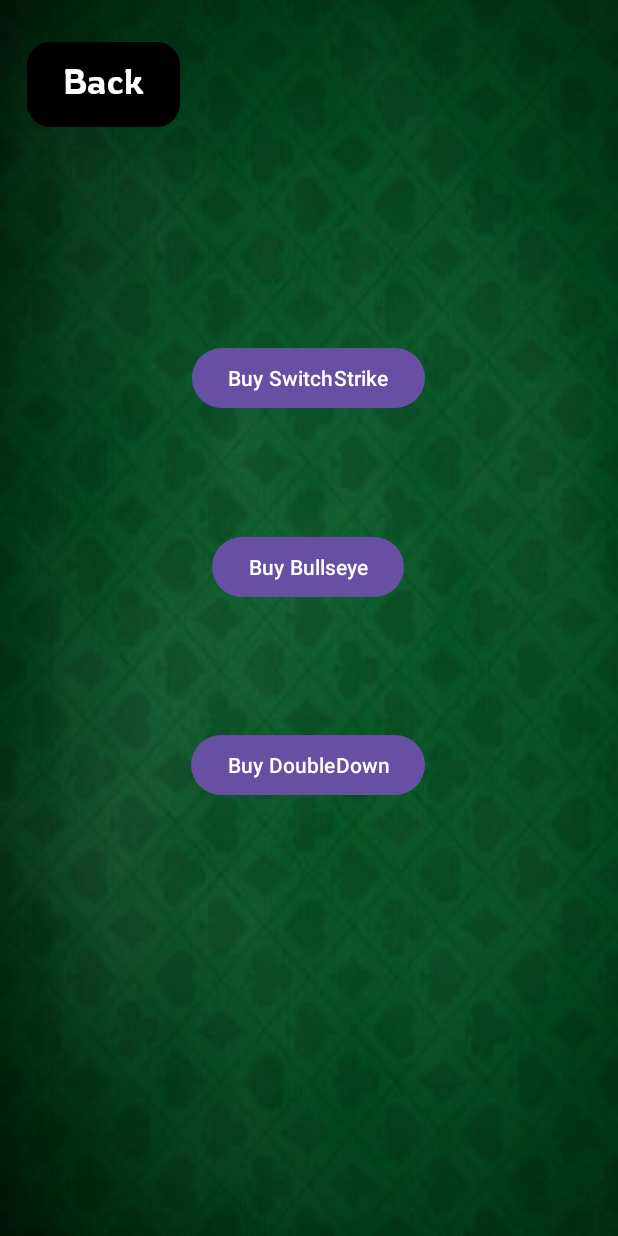
After one commit to EricHeinrichsUAB/AUCSC220_Group5W25, an Android app: the ShopActivity screen opened directly, with no data from a screen before it, on a phone screen of 412 x 824 dp. The commit adds this screen. Run offline under Robolectric (Android 15) with nearby library versions, the light colour scheme and no system bars.

Commit message:
Create ShopActivity and add shop to home screen

```diff
--- a/app/src/main/AndroidManifest.xml
+++ b/app/src/main/AndroidManifest.xml
@@ -50,5 +50,11 @@
             android:exported="true">
         </activity>
 
+        <!-- Shop Activity -->
+        <activity
+            android:name=".ShopActivity"
+            android:exported="true">
+        </activity>
+
     </application>
 </manifest>
--- a/app/src/main/java/com/turbo21/MainActivity.java
+++ b/app/src/main/java/com/turbo21/MainActivity.java
@@ -15,6 +15,7 @@ public class MainActivity extends AppCompatActivity {
 
     private Button playButton;
     private Button settingsButton;
+    private Button shopButton;
 
     @Override
     protected void onCreate(Bundle savedInstanceState) {
@@ -29,6 +30,7 @@ public class MainActivity extends AppCompatActivity {
 
         playButton = findViewById(R.id.playButton);
         settingsButton = findViewById(R.id.settingsButton);
+        shopButton = findViewById(R.id.shopButton);
 
 
         playButton.setOnClickListener(new View.OnClickListener() {
@@ -52,5 +54,15 @@ public class MainActivity extends AppCompatActivity {
                 startActivity(intent);
             }
         });
+
+        shopButton.setOnClickListener(new View.OnClickListener() {
+            @Override
+            public void onClick(View v) {
+                // Create an Intent to start the SettingsActivity
+                Intent intent = new Intent(MainActivity.this, ShopActivity.class);
+                startActivity(intent);
+            }
+        });
+
     }
 }
--- /dev/null
+++ b/app/src/main/java/com/turbo21/ShopActivity.java
@@ -0,0 +1,45 @@
+package com.turbo21;
+
+import android.content.Intent;
+import android.os.Bundle;
+import android.view.View;
+import android.widget.Button;
+
+import androidx.activity.EdgeToEdge;
+import androidx.appcompat.app.AppCompatActivity;
+import androidx.core.graphics.Insets;
+import androidx.core.view.ViewCompat;
+import androidx.core.view.WindowInsetsCompat;
+
+public class ShopActivity extends AppCompatActivity {
+
+    private Button backButton2;
+
+    @Override
+    protected void onCreate(Bundle savedInstanceState) {
+        super.onCreate(savedInstanceState);
+        EdgeToEdge.enable(this);
+        setContentView(R.layout.screen_shop);
+
+        /*
+        ViewCompat.setOnApplyWindowInsetsListener(findViewById(R.id.Settings), (v, insets) -> {
+            Insets systemBars = insets.getInsets(WindowInsetsCompat.Type.systemBars());
+            v.setPadding(systemBars.left, systemBars.top, systemBars.right, systemBars.bottom);
+            return insets;
+        });
+         */
+
+        backButton2 = findViewById(R.id.backButton2);
+
+        backButton2.setOnClickListener(new View.OnClickListener() {
+            @Override
+            public void onClick(View v) {
+                // Create an Intent to start the SettingsActivity
+                Intent intent = new Intent(ShopActivity.this, MainActivity.class);
+                startActivity(intent);
+
+            }//onClick
+        });//setOnClickListener
+    }
+
+}
--- /dev/null
+++ b/app/src/main/res/layout/screen_shop.xml
@@ -0,0 +1,71 @@
+<?xml version="1.0" encoding="utf-8"?>
+<androidx.constraintlayout.widget.ConstraintLayout xmlns:android="http://schemas.android.com/apk/res/android"
+    xmlns:app="http://schemas.android.com/apk/res-auto"
+    xmlns:tools="http://schemas.android.com/tools"
+    android:layout_width="match_parent"
+    android:layout_height="match_parent"
+    android:background="@drawable/table_background">
+
+    <Button
+        android:id="@+id/backButton2"
+        android:layout_width="wrap_content"
+        android:layout_height="wrap_content"
+        android:layout_marginStart="18dp"
+        android:layout_marginTop="24dp"
+        android:backgroundTint="#000000"
+        android:fontFamily="@font/rowdies_light"
+        android:text="Back"
+        android:textColor="#FFFFFF"
+        android:textSize="23sp"
+        app:layout_constraintStart_toStartOf="parent"
+        app:layout_constraintTop_toTopOf="parent"
+        app:shapeAppearanceOverlay="@style/LessRoundButton" />
+
+    <Button
+        android:id="@+id/button"
+        android:layout_width="wrap_content"
+        android:layout_height="wrap_content"
+        android:text="Button"
+        app:layout_constraintBottom_toBottomOf="parent"
+        app:layout_constraintEnd_toEndOf="parent"
+        app:layout_constraintHorizontal_bias="0.498"
+        app:layout_constraintStart_toStartOf="parent"
+        app:layout_constraintTop_toTopOf="parent"
+        app:layout_constraintVertical_bias="0.294" />
+
+    <Button
+        android:id="@+id/DoubleDownBuyButton"
+        android:layout_width="wrap_content"
+        android:layout_height="wrap_content"
+        android:text="Buy DoubleDown"
+        app:layout_constraintBottom_toBottomOf="parent"
+        app:layout_constraintEnd_toEndOf="parent"
+        app:layout_constraintHorizontal_bias="0.498"
+        app:layout_constraintStart_toStartOf="parent"
+        app:layout_constraintTop_toTopOf="parent"
+        app:layout_constraintVertical_bias="0.626" />
+
+    <Button
+        android:id="@+id/SwitchStrikeBuyButton"
+        android:layout_width="wrap_content"
+        android:layout_height="wrap_content"
+        android:text="Buy SwitchStrike"
+        app:layout_constraintBottom_toBottomOf="parent"
+        app:layout_constraintEnd_toEndOf="parent"
+        app:layout_constraintHorizontal_bias="0.498"
+        app:layout_constraintStart_toStartOf="parent"
+        app:layout_constraintTop_toTopOf="parent"
+        app:layout_constraintVertical_bias="0.294" />
+
+    <Button
+        android:id="@+id/BullseyeBuyButton"
+        android:layout_width="wrap_content"
+        android:layout_height="wrap_content"
+        android:text="Buy Bullseye"
+        app:layout_constraintBottom_toBottomOf="parent"
+        app:layout_constraintEnd_toEndOf="parent"
+        app:layout_constraintHorizontal_bias="0.498"
+        app:layout_constraintStart_toStartOf="parent"
+        app:layout_constraintTop_toTopOf="parent"
+        app:layout_constraintVertical_bias="0.456" />
+</androidx.constraintlayout.widget.ConstraintLayout>
--- a/app/src/main/res/layout/shop_screen.xml
+++ /dev/null
@@ -1,6 +0,0 @@
-<?xml version="1.0" encoding="utf-8"?>
-<androidx.constraintlayout.widget.ConstraintLayout xmlns:android="http://schemas.android.com/apk/res/android"
-    android:layout_width="match_parent"
-    android:layout_height="match_parent">
-
-</androidx.constraintlayout.widget.ConstraintLayout>
```
